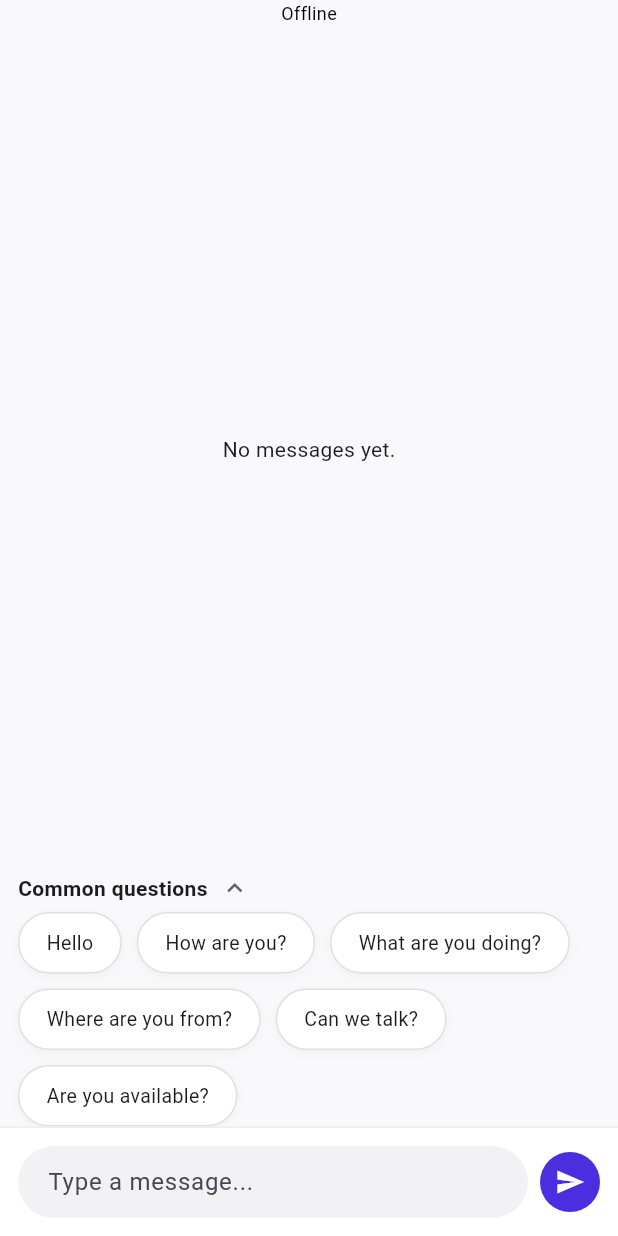
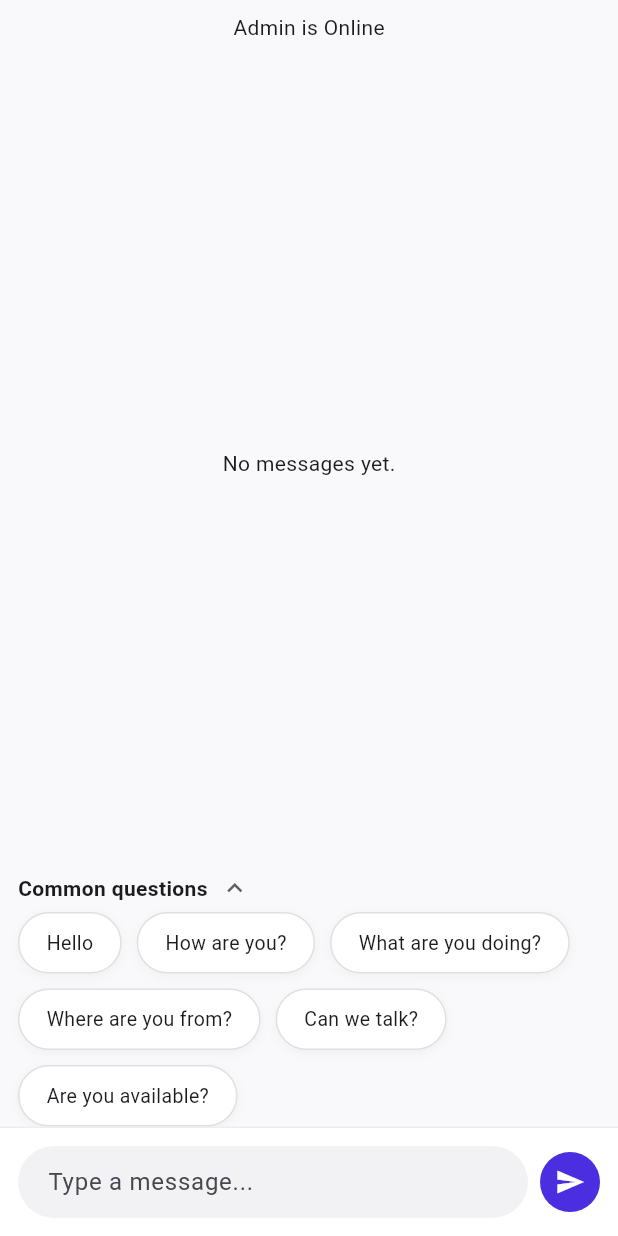
Before and after one commit to Abdullah4445/privatily_app_abdullah, a Flutter app: the ChattingPage widget shown alone on an empty page, opened directly with empty values, on a phone screen of 412 x 824 dp. Run offline on Flutter 3.47's test engine with Material 3 defaults, Android fonts, the phone set to English and light mode, and no system bars; our stand-ins replace cloud_firestore, firebase_auth, firebase_core, gap, get, lottie and 3 more; missing offline and left inert: carousel_slider_plus, seo; accounts and stored records are empty.

Commit message:
online and last seen functionality correctly work ✅
typing functions not work ❌

```diff
--- /dev/null
+++ b/lib/firebase_utils.dart
@@ -0,0 +1,20 @@
+import 'package:firebase_auth/firebase_auth.dart';
+import 'package:cloud_firestore/cloud_firestore.dart';
+
+Future<void> setUserOnline() async {
+  final user = FirebaseAuth.instance.currentUser;
+  if (user != null) {
+    try {
+      await FirebaseFirestore.instance.collection('users').doc(user.uid).set({
+        'isOnline': true,
+        'lastSeen': FieldValue.serverTimestamp(),
+        'isTyping': false, // Set default value for isTyping
+      }, SetOptions(merge: true));
+      print("User ${user.uid} set to online");
+    } catch (e) {
+      print("Error setting user online: $e");
+    }
+  } else {
+    print("No user logged in, cannot set online status.");
+  }
+}
--- a/lib/modules/chat_page/chat/view/chatting_page.dart
+++ b/lib/modules/chat_page/chat/view/chatting_page.dart
@@ -4,6 +4,7 @@ import 'package:flutter/material.dart';
 import 'package:get/get.dart';
 import 'package:intl/intl.dart';
 import 'package:shared_preferences/shared_preferences.dart';
+import 'package:firebase_auth/firebase_auth.dart';
 
 import '../../logic.dart';
 import 'widgets/message_bubble.dart';
@@ -27,160 +28,85 @@ class ChattingPage extends StatefulWidget {
   State<ChattingPage> createState() => _ChattingPageState();
 }
 
-class _ChattingPageState extends State<ChattingPage> {
+class _ChattingPageState extends State<ChattingPage> with WidgetsBindingObserver {
   final ChattingPageLogic logic = Get.put(ChattingPageLogic());
   final TextEditingController _messageController = TextEditingController();
   final RxBool showCommonQuestions = true.obs;
   String? guestName;
   bool hasAskedName = false;
+
   Timer? _typingTimer;
-  RxString receiverStatusText = ''.obs;
+  final _auth = FirebaseAuth.instance;
+  final _firestore = FirebaseFirestore.instance;
 
   @override
   void initState() {
     super.initState();
     _loadGuestName();
-    _updateOnlineStatus(true);
-    _listenToReceiverStatus();
+    WidgetsBinding.instance.addObserver(this);
+    setUserOnline();
   }
 
   @override
   void dispose() {
-    _updateOnlineStatus(false);
-    _setTyping(false);
+    setUserOffline();
+    WidgetsBinding.instance.removeObserver(this);
     _typingTimer?.cancel();
+    Get.delete<ChattingPageLogic>();
     super.dispose();
+  }
+
+  Future<void> setUserOnline() async {
+    final user = FirebaseAuth.instance.currentUser;
+    if (user != null) {
+      try {
+        await _firestore.collection('users').doc(user.uid).set({
+          'isOnline': true,
+          'lastSeen': FieldValue.serverTimestamp(),
+        }, SetOptions(merge: true));
+        print("User ${user.uid} set to online");
+      } catch (e) {
+        print("Error setting user online: $e");
+      }
+    } else {
+      print("No user logged in, cannot set online status.");
+    }
+  }
+
+  Future<void> setUserOffline() async {
+    final user = _auth.currentUser;
+    if (user != null) {
+      await _firestore.collection('users').doc(user.uid).set({
+        'isOnline': false,
+        'lastSeen': FieldValue.serverTimestamp(),
+      }, SetOptions(merge: true));
+    }
+  }
+
+  @override
+  void didChangeAppLifecycleState(AppLifecycleState state) {
+    if (state == AppLifecycleState.resumed) {
+      setUserOnline();
+    } else if (state == AppLifecycleState.inactive ||
+        state == AppLifecycleState.paused ||
+        state == AppLifecycleState.detached) {
+      setUserOffline();
+    }
+  }
+
+  void setTypingStatus(bool isTyping) async {
+    final user = _auth.currentUser;
+    if (user != null) {
+      print("setTypingStatus called with isTyping: $isTyping"); //ADDED
+      await _firestore.collection('users').doc(user.uid).set({
+        'isTyping': isTyping,
+      }, SetOptions(merge: true));
+    }
   }
 
   Future<void> _loadGuestName() async {
     final prefs = await SharedPreferences.getInstance();
     guestName = prefs.getString('guest_name');
-  }
-
-  void _setTyping(bool isTyping) async {
-    final uid = logic.myFbAuth.currentUser!.uid;
-    print("Setting typing status for user $uid to $isTyping");
-
-    try {
-      // Get the current typing status from Firestore
-      final docSnapshot = await logic.myFbFs.collection('ChatsRoomId').doc(widget.chatRoomId).get();
-      final typingStatus = docSnapshot.data()?['typingStatus'] as Map<String, dynamic>?;
-      final currentTypingStatus = typingStatus?[uid] as bool?;
-
-      // If the current typing status is the same as the new status, then don't update
-      if (currentTypingStatus == isTyping) {
-        print("Typing status is already $isTyping, not updating");
-        return;
-      }
-
-      // Update the typing status in Firestore
-      await logic.myFbFs
-          .collection('ChatsRoomId')
-          .doc(widget.chatRoomId)
-          .update({'typingStatus.$uid': isTyping});
-
-      print("Typing status updated successfully in Firestore.");
-    } catch (error) {
-      print("Error setting typing status: $error");
-      // If 'typingStatus' map is not present on the doc, create it with the initial value
-      logic.myFbFs.collection('ChatsRoomId').doc(widget.chatRoomId).set({
-        'typingStatus': {uid: isTyping}
-      }, SetOptions(merge: true)).then((_) {
-        print("Created typingStatus map successfully");
-      }).catchError((e) {
-        print("Error creating typingStatus map: $e");
-      });
-    }
-  }
-
-  void _updateOnlineStatus(bool online) async {
-    final uid = logic.myFbAuth.currentUser!.uid;
-    print("Setting online status for user $uid to $online");
-    try {
-      await logic.myFbFs
-          .collection('ChatsRoomId')
-          .doc(widget.chatRoomId)
-          .update({
-        'onlineStatus.$uid': online,
-        if (!online) 'lastSeen.$uid': Timestamp.now(), // Conditionally add lastSeen
-      });
-      print("Online status updated successfully");
-    } catch (e) {
-      print("Error updating online status: $e");
-      // If 'onlineStatus' or 'lastSeen' is not present, create them with initial values.
-      Map<String, dynamic> initialData = {'onlineStatus': {uid: online}};
-      if (!online) {
-        initialData['lastSeen'] = {uid: Timestamp.now()};
-      }
-      logic.myFbFs.collection('ChatsRoomId').doc(widget.chatRoomId).set(
-          initialData, SetOptions(merge: true)).then((_) {
-        print("Created onlineStatus and lastSeen successfully");
-      }).catchError((e) {
-        print("Error creating onlineStatus and lastSeen: $e");
-      }); // set with merge.
-    }
-  }
-
-  void _listenToReceiverStatus() {
-    print("Listening to receiver status for chatRoomId: ${widget.chatRoomId}, receiverId: ${widget.receiverId}");
-
-    logic.myFbFs
-        .collection('ChatsRoomId')
-        .doc(widget.chatRoomId)
-        .snapshots()
-        .listen((doc) {
-      if (!mounted) {
-        print("Widget is not mounted.  Exiting _listenToReceiverStatus.");
-        return; // Check if the widget is still in the tree
-      }
-
-      final data = doc.data();
-      if (data != null) {
-        final onlineStatusMap = data['onlineStatus'] as Map<String, dynamic>?;
-        final typingStatusMap = data['typingStatus'] as Map<String, dynamic>?;
-        final lastSeenMap = data['lastSeen'] as Map<String, dynamic>?;
-
-        final isAdminOnline = onlineStatusMap?[widget.receiverId] == true;
-        final isAdminTyping = typingStatusMap?[widget.receiverId] == true;
-        final lastSeenTimestamp = lastSeenMap?[widget.receiverId];
-
-        print("Admin status data: onlineStatus=$onlineStatusMap, typingStatus=$typingStatusMap, lastSeen=$lastSeenMap");
-        print("Computed values: isAdminOnline=$isAdminOnline, isAdminTyping=$isAdminTyping");
-
-        String newStatusText = 'Offline'; // Default status
-
-        if (isAdminTyping) {
-          newStatusText = 'Typing...';
-          print("Setting receiverStatusText to 'Typing...'");
-        } else if (isAdminOnline) {
-          newStatusText = 'Online';
-          print("Setting receiverStatusText to 'Online'");
-        } else if (lastSeenTimestamp != null && lastSeenTimestamp is Timestamp) {
-          final dt = lastSeenTimestamp.toDate();
-          final timeString = DateFormat('hh:mm a').format(dt); // Use intl for time formatting
-          newStatusText = 'Last seen at $timeString';
-          print("Setting receiverStatusText to 'Last seen at $timeString'");
-        }
-
-        // Only update if the status has changed
-        if (receiverStatusText.value != newStatusText) {
-          receiverStatusText.value = newStatusText;
-        }
-
-      } else {
-        if (receiverStatusText.value != 'Offline') {
-          receiverStatusText.value = 'Offline';
-          print("Setting receiverStatusText to 'Offline' (no data)");// Default status when data is null
-        }
-
-      }
-    }, onError: (error) {
-      print("Error listening to receiver status: $error");
-      if (receiverStatusText.value != 'Error') {
-        receiverStatusText.value = 'Error';
-        print("Setting receiverStatusText to 'Error'");// Set an error status
-      }
-    });
   }
 
   Future<void> sendWithNameCheck(String message) async {
@@ -219,7 +145,7 @@ class _ChattingPageState extends State<ChattingPage> {
       guestName = name;
       final prefs = await SharedPreferences.getInstance();
       await prefs.setString('guest_name', guestName!);
-      await logic.myFbFs
+      await _firestore //CHANGED TO _firestore
           .collection('ChatsRoomId')
           .doc(widget.chatRoomId)
           .set({'guestName': guestName}, SetOptions(merge: true));
@@ -234,13 +160,10 @@ class _ChattingPageState extends State<ChattingPage> {
       color: const Color(0xFFF9F9FB),
       child: Column(
         children: [
-          Obx(() {
-            return Text(
-              receiverStatusText.value,
-              style: const TextStyle(fontSize: 12, color: Colors.black),
-            );
-          }),
-
+          Padding(
+            padding: const EdgeInsets.all(8.0),
+            child: AdminStatus(adminUserId: widget.receiverId),
+          ),
           Expanded(
             child: StreamBuilder(
               stream: logic.getMessages(widget.chatRoomId),
@@ -272,7 +195,7 @@ class _ChattingPageState extends State<ChattingPage> {
                     final msg = messages[index];
                     final isMe =
                         msg.senderId == logic.myFbAuth.currentUser?.uid;
-                    final current = msg.timestamp!;
+                    final current = msg.timestamp ?? DateTime.now();
 
                     final next = index + 1 < messages.length
                         ? messages[index + 1].timestamp
@@ -304,25 +227,25 @@ class _ChattingPageState extends State<ChattingPage> {
             onSend: (text) async {
               if (text.trim().isNotEmpty) {
                 await sendWithNameCheck(text.trim());
-                _setTyping(false);
                 _messageController.clear();
               }
             },
             onChanged: (text) {
-              print("onChanged called. Text: $text");
               final isTyping = text.trim().isNotEmpty;
-
+              print("onChanged called. text: '$text', isTyping: $isTyping");
+              setTypingStatus(isTyping);
+              if (_typingTimer != null && _typingTimer!.isActive) {
+                print("Timer cancelled");
+                _typingTimer!.cancel();
+              }
               if (isTyping) {
-                _setTyping(true);
+                _typingTimer = Timer(const Duration(seconds: 1), () {
+                  print("Timer expired, setting isTyping to false");
+                  setTypingStatus(false);
+                });
               } else {
-                _setTyping(false);
+                print("Text field is empty");
               }
-
-              _typingTimer?.cancel(); // Cancel previous timer
-              _typingTimer = Timer(const Duration(seconds: 2), () {
-                print("Timer fired. Setting typing to false.");
-                _setTyping(false);
-              });
             },
           ),
         ],
@@ -330,3 +253,41 @@ class _ChattingPageState extends State<ChattingPage> {
     );
   }
 }
+
+class AdminStatus extends StatelessWidget {
+  final String adminUserId;
+
+  const AdminStatus({Key? key, required this.adminUserId}) : super(key: key);
+
+  @override
+  Widget build(BuildContext context) {
+    return StreamBuilder<DocumentSnapshot>(
+      stream: FirebaseFirestore.instance.collection('users').doc(adminUserId).snapshots(),
+      builder: (context, snapshot) {
+        print("StreamBuilder snapshot: ${snapshot.data?.data()}");
+        if (snapshot.hasData && snapshot.data!.exists) {
+          final userData = snapshot.data!.data() as Map<String, dynamic>;
+          final isOnline = userData['isOnline'] ?? false;
+          final isTyping = userData['isTyping'] ?? false;
+          final lastSeen = userData['lastSeen'] as Timestamp?;
+
+          if (isTyping) {
+            return const Text("Admin is typing...");
+          } else if (isOnline) {
+            return const Text("Admin is Online");
+          } else {
+            if (lastSeen != null) {
+              DateTime dateTime = lastSeen.toDate();
+              String formattedDate = DateFormat('dd/MM/yyyy hh:mm a').format(dateTime);
+              return Text("Admin last seen: $formattedDate)");
+            } else {
+              return const Text("Admin is Offline");
+            }
+          }
+        } else {
+          return const Text("Loading admin status...");
+        }
+      },
+    );
+  }
+}
```
Also changed, not shown: lib/main.dart (+8 -0 lines), lib/modules/chat_page/chat/view/widgets/status_helper.dart (added, +69 -0 lines), lib/widgets/homellogic.dart (+22 -2 lines).
